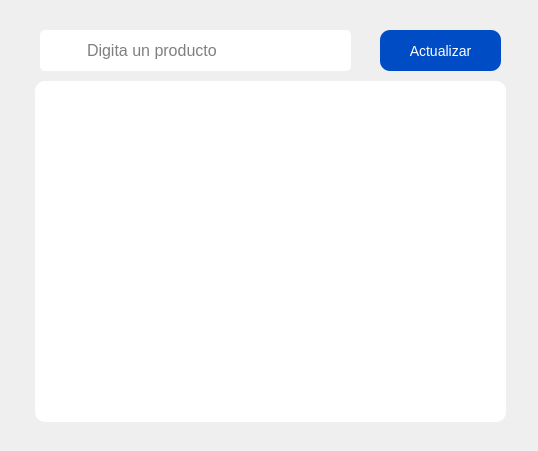
Moises024/sistema_de_caja, file ui/ProductosAgotados.ui: the form before one commit.
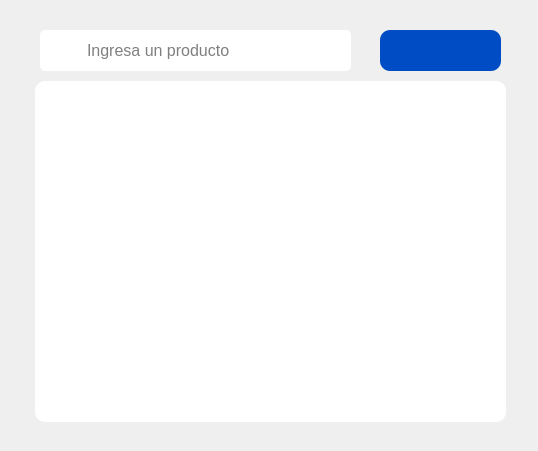
The form after the commit. Icons and pictures are not drawn.

```diff
--- a/ui/ProductosAgotados.ui
+++ b/ui/ProductosAgotados.ui
@@ -43,8 +43,14 @@
 border-radius: 5px;
 font-size: 16px;</string>
    </property>
+   <property name="alignment">
+    <set>Qt::AlignLeading|Qt::AlignLeft|Qt::AlignVCenter</set>
+   </property>
    <property name="placeholderText">
-    <string>Digita un producto</string>
+    <string>Ingresa un producto</string>
+   </property>
+   <property name="clearButtonEnabled">
+    <bool>false</bool>
    </property>
   </widget>
   <widget class="QPushButton" name="btn_actualizar">
@@ -64,7 +70,17 @@
 font: 18pt &quot;Dubai&quot;;</string>
    </property>
    <property name="text">
-    <string>Actualizar</string>
+    <string/>
+   </property>
+   <property name="icon">
+    <iconset>
+     <normaloff>../img/actualizar.png</normaloff>../img/actualizar.png</iconset>
+   </property>
+   <property name="iconSize">
+    <size>
+     <width>39</width>
+     <height>39</height>
+    </size>
    </property>
   </widget>
  </widget>
```
Left out of the diff: 4 changed lines with no effect on the pictures.
